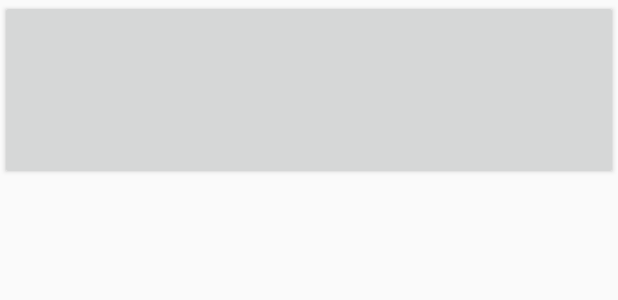
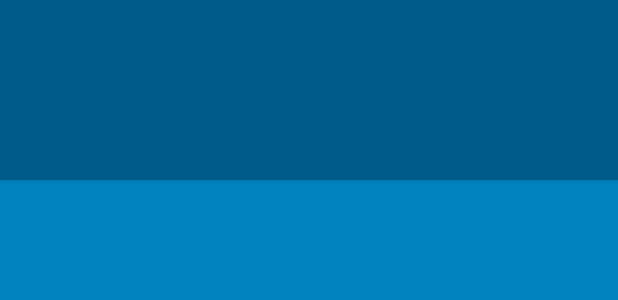
Before and after one commit to hosseinkasiri/BeatBox, an Android app: the layout list_item_sound.xml on its own in the app's theme, with its tools: preview values and no code run, on a phone screen of 412 x 824 dp. Shown: the top 300 px of the screen. Run offline under Robolectric (Android 15) with nearby library versions, the phone set to English and light mode, and no system bars.

Commit message:
add style for button

```diff
--- a/app/src/main/res/layout/list_item_sound.xml
+++ b/app/src/main/res/layout/list_item_sound.xml
@@ -1,7 +1,7 @@
 <?xml version="1.0" encoding="utf-8"?>
-<Button
+<Button xmlns:android="http://schemas.android.com/apk/res/android"
+    android:id="@+id/list_item_sound_button"
+    style="@style/BeatBoxButton"
     android:layout_width="match_parent"
-    android:layout_height="120dp"
-    xmlns:android="http://schemas.android.com/apk/res/android"
-    android:id="@+id/list_item_sound_button">
+    android:layout_height="120dp">
 </Button>
--- a/app/src/main/res/values/colors.xml
+++ b/app/src/main/res/values/colors.xml
@@ -3,4 +3,9 @@
     <color name="colorPrimary">#6200EE</color>
     <color name="colorPrimaryDark">#3700B3</color>
     <color name="colorAccent">#03DAC5</color>
+    <color name="red">#F44336</color>
+    <color name="dark_red">#C3352B</color>
+    <color name="gray">#607D8B</color>
+    <color name="soothing_blue">#0083BF</color>
+    <color name="dark_blue">#005A8A</color>
 </resources>
--- a/app/src/main/res/values/styles.xml
+++ b/app/src/main/res/values/styles.xml
@@ -5,6 +5,14 @@
         <item name="colorPrimary">@color/colorPrimary</item>
         <item name="colorPrimaryDark">@color/colorPrimaryDark</item>
         <item name="colorAccent">@color/colorAccent</item>
+        <item name="android:windowBackground">@color/soothing_blue</item>
+        <item name="buttonStyle">@style/BeatBoxButton</item>
+    </style>
+
+    <style name="BeatBoxButton" parent="Widget.AppCompat.Button">
+        <item name="android:background">@color/dark_blue</item>
+        <item name="android:textColor">@android:color/white</item>
+        <item name="android:textStyle">bold</item>
     </style>
 
 </resources>
```
Also changed, not shown: app/src/main/java/com/example/beatbox/controller/controller/BeatBoxFragment.java (+5 -3 lines), app/src/main/res/layout/fragment_beat_box.xml (+20 -13 lines).
